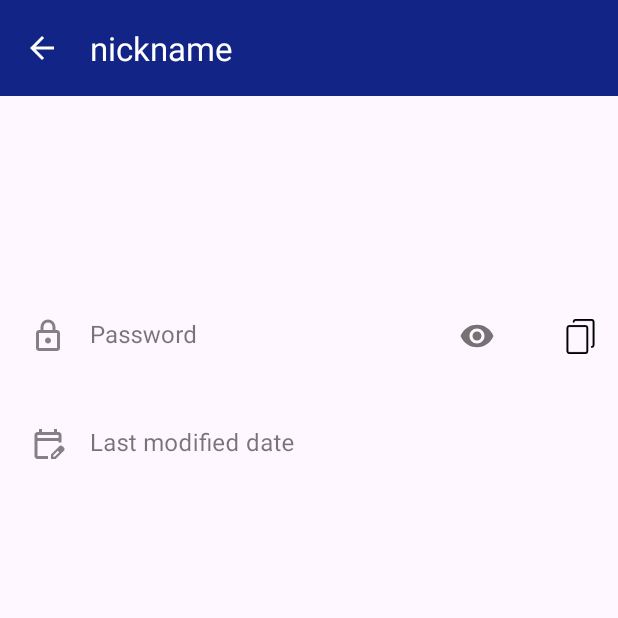
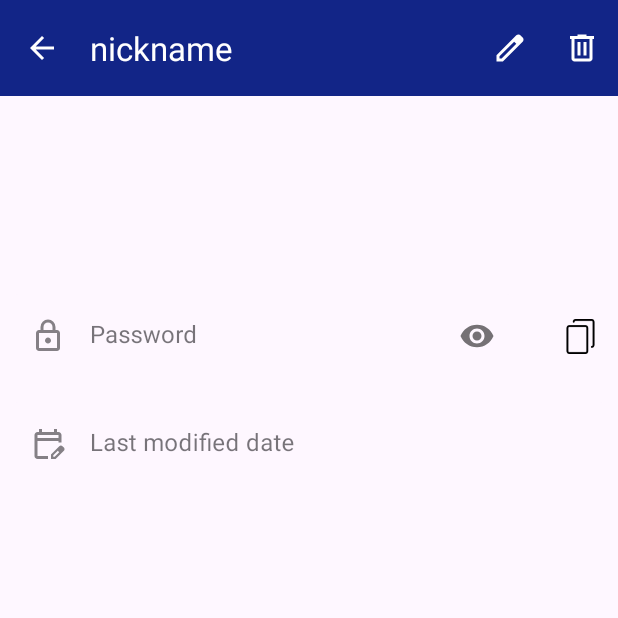
Before and after one commit to Bau64/SafePass, an Android app: the ItemDetailsActivity screen opened directly, with no data from a screen before it, on a phone screen of 412 x 824 dp, the top half of it. Run offline under Robolectric (Android 15) with nearby library versions, the phone set to English and light mode, and no system bars; 9 statements that could not run were skipped.

Commit message:
Added edit and delete options in ItemDetailsActivity

```diff
--- a/app/build.gradle.kts
+++ b/app/build.gradle.kts
@@ -11,8 +11,8 @@ android {
         applicationId = "pfc.safepass.app"
         minSdk = 26
         targetSdk = 34
-        versionCode = 1
-        versionName = "1.0"
+        versionCode = 2
+        versionName = "1.1"
 
         testInstrumentationRunner = "androidx.test.runner.AndroidJUnitRunner"
     }
--- a/app/src/main/java/pfc/safepass/app/recycler/PasswordAdapter.kt
+++ b/app/src/main/java/pfc/safepass/app/recycler/PasswordAdapter.kt
@@ -84,7 +84,7 @@
 
         holder.copyBtn.setOnClickListener {
             if (recycledList)
-                delete(id, context)
+                deletePassword(id, context)
             else {
                 utils.copyToClipboard(context, password.password, true)
 
@@ -132,7 +132,7 @@
                 builder.setItems(options) { _, selection ->
                     when (selection) {
                         0 -> {update(context, id)}
-                        1 -> {delete(id, context); Toast.makeText(context, context.getString(R.string.toast_deleted_password), Toast.LENGTH_SHORT).show()}
+                        1 -> {deletePassword(id, context); Toast.makeText(context, context.getString(R.string.toast_deleted_password), Toast.LENGTH_SHORT).show()}
                     }
                 }
                 val dialog = builder.create()
@@ -152,7 +152,7 @@
      * Moves a password to the recycle bin or deletes it permanently if it's already there
      * @param id Password ID
      */
-    private fun delete(id: Int, context: Context){
+    private fun deletePassword(id: Int, context: Context){
         if (recycledList) {
             val builder = AlertDialog.Builder(context)
             builder.setTitle(context.getString(R.string.dialog_erasePWDforever_title))
--- a/app/src/main/res/layout/activity_item_details.xml
+++ b/app/src/main/res/layout/activity_item_details.xml
@@ -13,8 +13,8 @@
         android:layout_height="wrap_content"
         android:background="?attr/colorPrimary"
         android:minHeight="?attr/actionBarSize"
-        android:theme="?attr/actionBarTheme"
-        app:navigationIcon="@drawable/navigation_arrow_back"
+        android:theme="@style/MyToolbar"
+
         app:title="nickname"
         app:titleTextColor="@android:color/white"
         app:layout_constraintEnd_toEndOf="parent"
--- /dev/null
+++ b/app/src/main/res/menu/details_menu.xml
@@ -0,0 +1,18 @@
+<?xml version="1.0" encoding="utf-8"?>
+<menu xmlns:android="http://schemas.android.com/apk/res/android"
+    xmlns:app="http://schemas.android.com/apk/res-auto">
+
+    <item
+        android:id="@+id/menuItem_edit"
+        android:icon="@drawable/textfield_edit"
+        app:showAsAction="ifRoom"
+        android:iconTint="@android:color/white"
+        android:title="@string/menuItem_addPassword" />
+
+    <item
+        android:id="@+id/menuItem_detailsBin"
+        app:showAsAction="ifRoom"
+        android:icon="@drawable/menu_bin"
+        android:iconTint="@android:color/white"
+        android:title="@string/menuItem_recycleBin" />
+</menu>
--- a/app/src/main/res/values/strings.xml
+++ b/app/src/main/res/values/strings.xml
@@ -46,7 +46,7 @@
     <string name="no_passwords_add_hint">To add a new password press the \"+\" on the top</string>
     <string name="toolbar_edit_password">Edit password</string>
     <string name="toast_edited_password">Password edited</string>
-    <string name="toast_deleted_password">Password deleted</string>
+    <string name="toast_deleted_password">Password sent to recycle bin</string>
     <string name="toast_created_password">Password created</string>
     <string name="toast_created_press_exit">Press again to exit</string>
     <string name="toast_copied_password">Password copied</string>
```
Also changed, not shown: app/src/main/java/pfc/safepass/app/ItemDetailsActivity.kt (+77 -40 lines), 1 other file.
